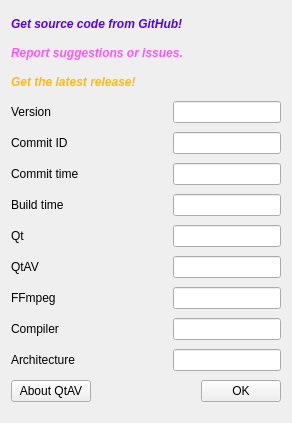
Before: the Qt Designer form src/forms/aboutdialog.ui in wangwenx190/dynamic-desktop, drawn with Qt 5.
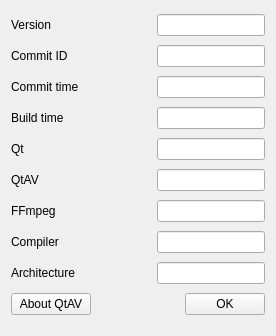
After: the same form once the commit is applied. Icons and pictures are not drawn.

```diff
--- a/src/forms/aboutdialog.ui
+++ b/src/forms/aboutdialog.ui
@@ -6,8 +6,8 @@
    <rect>
     <x>0</x>
     <y>0</y>
-    <width>292</width>
-    <height>423</height>
+    <width>276</width>
+    <height>336</height>
    </rect>
   </property>
   <property name="windowTitle">
@@ -18,114 +18,6 @@
     <normaloff>:/icon.ico</normaloff>:/icon.ico</iconset>
   </property>
   <layout class="QVBoxLayout" name="verticalLayout">
-   <item>
-    <layout class="QHBoxLayout" name="horizontalLayout_2">
-     <item>
-      <widget class="QLabel" name="label_source">
-       <property name="sizePolicy">
-        <sizepolicy hsizetype="Preferred" vsizetype="Fixed">
-         <horstretch>0</horstretch>
-         <verstretch>0</verstretch>
-        </sizepolicy>
-       </property>
-       <property name="cursor">
-        <cursorShape>PointingHandCursor</cursorShape>
-       </property>
-       <property name="text">
-        <string>&lt;html&gt;&lt;head/&gt;&lt;body&gt;&lt;p&gt;&lt;span style=&quot; font-weight:600; font-style:italic; color:#5500ff;&quot;&gt;Get source code from GitHub!&lt;/span&gt;&lt;/p&gt;&lt;/body&gt;&lt;/html&gt;</string>
-       </property>
-       <property name="openExternalLinks">
-        <bool>true</bool>
-       </property>
-      </widget>
-     </item>
-     <item>
-      <spacer name="horizontalSpacer_10">
-       <property name="orientation">
-        <enum>Qt::Horizontal</enum>
-       </property>
-       <property name="sizeHint" stdset="0">
-        <size>
-         <width>40</width>
-         <height>20</height>
-        </size>
-       </property>
-      </spacer>
-     </item>
-    </layout>
-   </item>
-   <item>
-    <layout class="QHBoxLayout" name="horizontalLayout_3">
-     <item>
-      <widget class="QLabel" name="label_issues">
-       <property name="sizePolicy">
-        <sizepolicy hsizetype="Preferred" vsizetype="Fixed">
-         <horstretch>0</horstretch>
-         <verstretch>0</verstretch>
-        </sizepolicy>
-       </property>
-       <property name="cursor">
-        <cursorShape>PointingHandCursor</cursorShape>
-       </property>
-       <property name="text">
-        <string>&lt;html&gt;&lt;head/&gt;&lt;body&gt;&lt;p&gt;&lt;span style=&quot; font-weight:600; font-style:italic; color:#ff55ff;&quot;&gt;Report suggestions or issues.&lt;/span&gt;&lt;/p&gt;&lt;/body&gt;&lt;/html&gt;</string>
-       </property>
-       <property name="openExternalLinks">
-        <bool>true</bool>
-       </property>
-      </widget>
-     </item>
-     <item>
-      <spacer name="horizontalSpacer_11">
-       <property name="orientation">
-        <enum>Qt::Horizontal</enum>
-       </property>
-       <property name="sizeHint" stdset="0">
-        <size>
-         <width>40</width>
-         <height>20</height>
-        </size>
-       </property>
-      </spacer>
-     </item>
-    </layout>
-   </item>
-   <item>
-    <layout class="QHBoxLayout" name="horizontalLayout_4">
-     <item>
-      <widget class="QLabel" name="label_release">
-       <property name="sizePolicy">
-        <sizepolicy hsizetype="Preferred" vsizetype="Fixed">
-         <horstretch>0</horstretch>
-         <verstretch>0</verstretch>
-        </sizepolicy>
-       </property>
-       <property name="cursor">
-        <cursorShape>PointingHandCursor</cursorShape>
-       </property>
-       <property name="text">
-        <string>&lt;html&gt;&lt;head/&gt;&lt;body&gt;&lt;p&gt;&lt;span style=&quot; font-weight:600; font-style:italic; color:#ffb915;&quot;&gt;Get the latest release!&lt;/span&gt;&lt;/p&gt;&lt;/body&gt;&lt;/html&gt;</string>
-       </property>
-       <property name="openExternalLinks">
-        <bool>true</bool>
-       </property>
-      </widget>
-     </item>
-     <item>
-      <spacer name="horizontalSpacer_12">
-       <property name="orientation">
-        <enum>Qt::Horizontal</enum>
-       </property>
-       <property name="sizeHint" stdset="0">
-        <size>
-         <width>40</width>
-         <height>20</height>
-        </size>
-       </property>
-      </spacer>
-     </item>
-    </layout>
-   </item>
    <item>
     <layout class="QHBoxLayout" name="horizontalLayout_5">
      <item>
@@ -162,6 +54,12 @@
          <verstretch>0</verstretch>
         </sizepolicy>
        </property>
+       <property name="minimumSize">
+        <size>
+         <width>0</width>
+         <height>0</height>
+        </size>
+       </property>
        <property name="readOnly">
         <bool>true</bool>
        </property>
```
